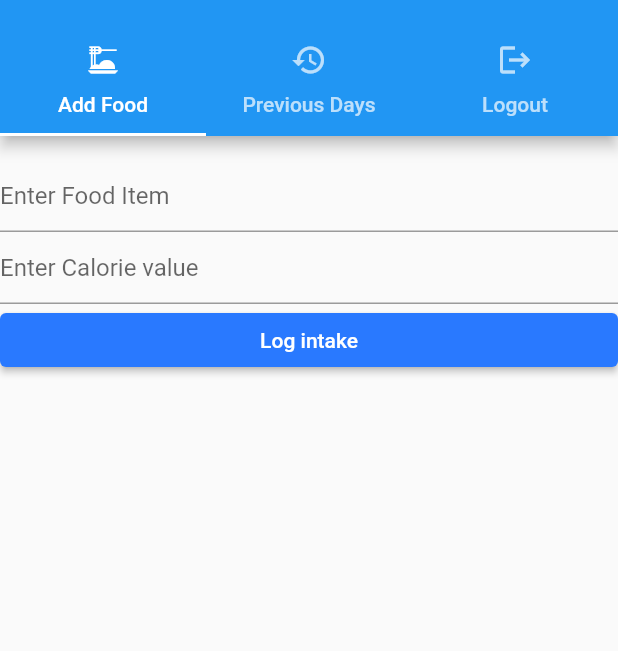
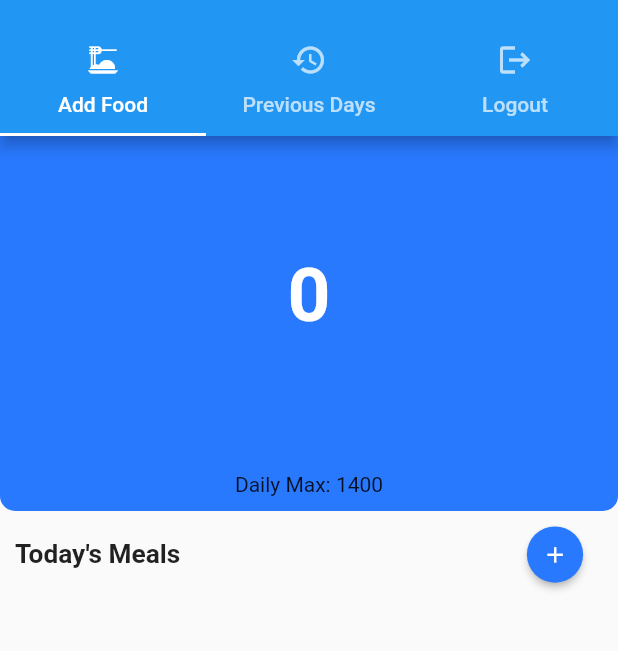
Before and after one commit to amahi2001/Calorie-Tracker, a Flutter app: the screen it shows once a user with an empty profile is signed in, on a phone screen of 412 x 824 dp, the part 59-710 px from its top. Run offline on Flutter 3.47's test engine with Material 2 defaults, Android fonts, the phone set to English and light mode, and no system bars; our stand-ins replace cloud_firestore, firebase_auth, firebase_core, flutter_signin_button, google_sign_in, table_calendar; missing offline and left inert: twitter_login; accounts and stored records are empty.

Commit message:
merged with mainscreen and previous day

```diff
--- a/group3/lib/add_food.dart
+++ /dev/null
@@ -1,62 +0,0 @@
-import 'package:cloud_firestore/cloud_firestore.dart';
-import 'package:flutter/material.dart';
-import 'package:firebase_auth/firebase_auth.dart';
-
-
-
-class AddFood extends StatefulWidget {
-  const AddFood({Key? key}) : super(key: key);
-
-  @override
-  State<AddFood> createState() => AddFoodState();
-}
-
-class AddFoodState extends State<AddFood> {
-  late String foodName;
-  late int calories;
-  User user = FirebaseAuth.instance.currentUser!;
-
-  @override
-  void initState(){
-    super.initState();
-  }
-
-  @override
-  Widget build(BuildContext context) {
-    return Scaffold(
-      body: ListView (
-        children:  [
-          Text(user.uid),
-          TextField(
-            decoration: InputDecoration(
-              hintText: 'Enter Food Item',
-            ),
-            onChanged: (value) {
-              foodName = value;
-            },
-          ),
-          TextField(
-            decoration: InputDecoration(
-              hintText: 'Enter Calorie value',
-            ),
-            keyboardType: TextInputType.number,
-            onChanged:
-              (value) {
-                calories = int.parse(value);
-              },
-          ),
-          ElevatedButton(
-              onPressed:() async {
-                await FirebaseFirestore.instance.collection(user.uid).doc().set({
-                  'dish': foodName,
-                  'calories': calories,
-                  'date' : DateTime(DateTime.now().year, DateTime.now().month, DateTime.now().day)
-                });
-              },
-              child: Text('Log intake')
-          )
-        ],
-      )
-    );
-  }
-}
--- /dev/null
+++ b/group3/lib/firestore.dart
@@ -0,0 +1,136 @@
+import 'dart:convert';
+
+import 'package:firebase_auth/firebase_auth.dart';
+import 'package:cloud_firestore/cloud_firestore.dart';
+import 'package:flutter/cupertino.dart';
+
+FirebaseFirestore db = FirebaseFirestore.instance;
+
+class Food {
+  Food({required this.name, required this.cal});
+
+  Food.fromJson(Map<String, Object?> json)
+      : this(
+          name: json['name'] as String,
+          cal: json['cal']! as String,
+        );
+
+  final String name;
+  String cal;
+
+  Map<String, Object>? toJson() {
+    return {'name': name, 'cal': cal};
+  }
+}
+
+class Meal {
+  Meal({required this.name, required this.date});
+
+  Meal.fromJson(Map<String, Object?> json)
+      : this(
+          name: json['name']! as String,
+          date: json['date']! as String,
+        );
+
+  final String name;
+  final String date;
+  List<Food> foods = [];
+
+  Map<String, Object?> toJson() {
+    return {'name': name};
+  }
+}
+
+Future<List<Meal>> getTodayData() async {
+  List<Meal> todayMeals = [];
+
+  if (FirebaseAuth.instance.currentUser != null) {
+    String uid = FirebaseAuth.instance.currentUser!.uid;
+
+    DateTime now = DateTime.now();
+    String today = Timestamp.fromDate(DateTime(now.year, now.month, now.day))
+        .seconds
+        .toString();
+
+    await FirebaseFirestore.instance
+        .collection('users')
+        .doc(uid)
+        .collection('meals')
+        .where('date', isEqualTo: today)
+        .get()
+        .then((value) {
+      value.docs.forEach((doc) {
+        Meal meal = Meal.fromJson(doc.data());
+
+        for (var i = 1; i <= 5; i++) {
+          if (doc.data()['food$i']['name'] != '') {
+            Food food = Food.fromJson(doc.data()['food$i']);
+            if (food.cal == '') {
+              food.cal = '0';
+            }
+            meal.foods.add(food);
+          }
+        }
+        todayMeals.add(meal);
+      });
+    });
+  }
+  print('retrieved');
+  return todayMeals;
+}
+
+void addMeal(String name, List<Food> foods) {
+  final String _name = name;
+  final List<Food> _foods = foods;
+
+  DateTime now = DateTime.now();
+  String today = Timestamp.fromDate(DateTime(now.year, now.month, now.day))
+      .seconds
+      .toString();
+  if (FirebaseAuth.instance.currentUser != null) {
+    String uid = FirebaseAuth.instance.currentUser!.uid;
+
+    Meal newMeal = Meal(name: _name, date: today);
+
+    List<Food> cleanedFoods = [];
+
+    foods.forEach((element) {
+      if (element.name.isNotEmpty && element.cal.isNotEmpty) {
+        cleanedFoods.add(element);
+        newMeal.foods.add(element);
+      }
+    });
+
+    print(newMeal.foods.length);
+
+    // String jsonFoods = jsonEncode({'food1': cleanedFoods});
+    // print(jsonFoods);
+
+    db.collection('users').doc(uid).collection('meals').add(
+      {
+        'date': today,
+        'name': _name,
+        'food1': {
+          'cal': foods[0].cal,
+          'name': foods[0].name,
+        },
+        'food2': {
+          'cal': foods[1].cal,
+          'name': foods[1].name,
+        },
+        'food3': {
+          'cal': foods[2].cal,
+          'name': foods[2].name,
+        },
+        'food4': {
+          'cal': foods[3].cal,
+          'name': foods[3].name,
+        },
+        'food5': {
+          'cal': foods[4].cal,
+          'name': foods[4].name,
+        },
+      },
+    );
+  }
+}
--- a/group3/lib/main.dart
+++ b/group3/lib/main.dart
@@ -4,8 +4,11 @@ import 'appbar.dart';
 import 'firebase_options.dart';
 
 import 'auth.dart'; //authentication view
-import 'add_food.dart'; //add food view
 import 'previous_days.dart'; //previous days view
+import 'mainscreen.dart'; //main screen view
+
+
+
 
 void main() async {
   WidgetsFlutterBinding.ensureInitialized();
@@ -60,7 +63,7 @@ class _MyHomePageState extends State<MyHomePage> {
           ),
           body: const TabBarView(
             children: [
-              AddFood(),
+              MealList(),
               PreviousDays(),
               LogoutButton(),
             ],
--- /dev/null
+++ b/group3/lib/mainscreen.dart
@@ -0,0 +1,175 @@
+import 'package:flutter/material.dart';
+import 'package:group3/firestore.dart';
+
+import 'mealcard.dart';
+import 'newmeal.dart';
+
+class MealList extends StatefulWidget {
+  const MealList({Key? key}) : super(key: key);
+
+  @override
+  State<MealList> createState() => _MealList();
+}
+
+class _MealList extends State<MealList> {
+  void retrieveData() {
+    meals = getTodayData();
+    setState(() {});
+  }
+
+  Future<List<Meal>> meals = Future.value([]);
+
+  @override
+  void initState() {
+    super.initState();
+    meals = getTodayData();
+  }
+
+  Widget build(BuildContext context) {
+    return FutureBuilder(
+        future: meals,
+        builder: (context, AsyncSnapshot<List<Meal>> snapshot) {
+          if (!snapshot.hasData) {
+            return CircularProgressIndicator();
+          } else {
+            int TotalCal = 0;
+            for (var meal in snapshot.data!) {
+              for (var food in meal.foods) {
+                TotalCal = TotalCal + int.parse(food.cal);
+              }
+            }
+            return Column(
+              children: [
+                TodayTotal(total: TotalCal.toString(), max: '1400'),
+                Container(
+                  margin: const EdgeInsets.fromLTRB(10, 5, 10, 5),
+                  alignment: Alignment.centerLeft,
+                  child: Row(
+                    mainAxisAlignment: MainAxisAlignment.spaceBetween,
+                    children: [
+                      const Text(
+                        "Today's Meals",
+                        style: TextStyle(
+                          fontSize: 17.5,
+                          fontWeight: FontWeight.bold,
+                        ),
+                      ),
+                      ElevatedButton(
+                        style: ElevatedButton.styleFrom(
+                            shape: const CircleBorder(),
+                            padding: const EdgeInsets.all(10)),
+                        child: const Icon(
+                          Icons.add,
+                          size: 17.5,
+                        ),
+                        onPressed: () {
+                          Navigator.of(context)
+                              .push(new MaterialPageRoute(
+                                  builder: (context) => NewMeal()))
+                              .whenComplete(retrieveData);
+
+                          // Navigator.push(context, MaterialPageRoute(builder: (context) {
+                          //   return NewMeal();
+                          // }));
+                        },
+                      ),
+                    ],
+                  ),
+                ),
+                Expanded(
+                  child: ListView.builder(
+                    itemCount: snapshot.data!.length,
+                    itemBuilder: (context, index) {
+                      int calories = 0;
+                      for (var food in snapshot.data![index].foods) {
+                        calories = calories + int.parse(food.cal);
+                      }
+                      return MealCard(
+                        name: snapshot.data![index].name,
+                        calories: calories.toString(),
+                        foods: snapshot.data![index].foods,
+                      );
+                    },
+                  ),
+                )
+              ],
+            );
+          }
+        });
+  }
+}
+
+class TodayTotal extends StatefulWidget {
+  const TodayTotal({
+    Key? key,
+    required this.total,
+    required this.max,
+  }) : super(key: key);
+
+  @override
+  State<TodayTotal> createState() => _TodayTotal();
+
+  final String total;
+  final String max;
+}
+
+class _TodayTotal extends State<TodayTotal> {
+  @override
+  Widget build(BuildContext context) {
+    return Column(
+      children: [
+        Container(
+          height: 250.0,
+          decoration: BoxDecoration(
+            borderRadius: const BorderRadius.only(
+              bottomLeft: Radius.circular(10),
+              bottomRight: Radius.circular(10),
+            ),
+            color: Colors.blueAccent[400],
+          ),
+          child: Column(
+            children: <Widget>[
+              Expanded(
+                child: Center(
+                  child: SizedBox(
+                    height: 180,
+                    width: 180,
+                    child: Stack(
+                      children: <Widget>[
+                        Center(
+                          child: Container(
+                            width: 180,
+                            height: 180,
+                            child: CircularProgressIndicator(
+                              value: int.parse(widget.total) /
+                                  int.parse(widget.max),
+                              strokeWidth: 15,
+                            ),
+                          ),
+                        ),
+                        Center(
+                          child: Text(widget.total,
+                              style: TextStyle(
+                                fontWeight: FontWeight.bold,
+                                fontSize: 50,
+                                color: Colors.white,
+                              )),
+                        )
+                      ],
+                    ),
+                  ),
+                ),
+              ),
+              Center(
+                child: Container(
+                  margin: const EdgeInsets.all(10),
+                  child: Text("Daily Max: " + widget.max),
+                ),
+              )
+            ],
+          ),
+        )
+      ],
+    );
+  }
+}
```
Also changed, not shown: group3/lib/mealcard.dart (added, +68 -0 lines), group3/lib/newmeal.dart (added, +154 -0 lines), group3/lib/previous_days.dart (+47 -2 lines), 1 other file.
